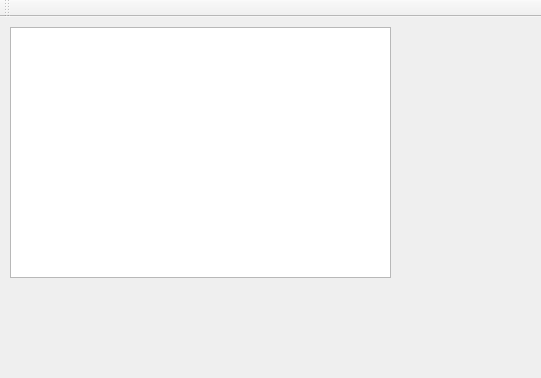
Before: the Qt Designer form src/mainwindow.ui in quepas/BodyOfYours, drawn with Qt 5; both pictures show x 0 to 541 and y 0 to 378 of the 780 by 378 pixel window.
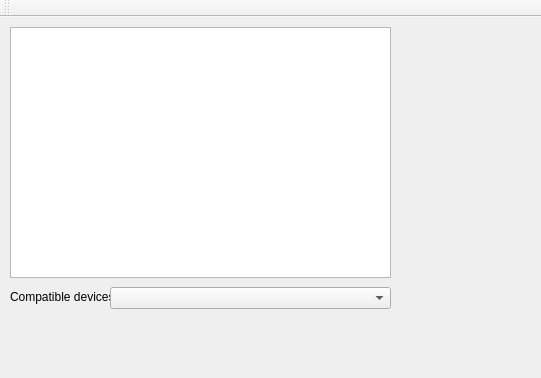
After: the same form once the commit is applied. Custom widgets are drawn as their Qt base class.

Commit message: Adding ComboBox for selecting device compatible with 3d scanning (OpenCL/Cuda/CPU etc.). Using Scanner3d class for now with Reme implementation.

Diff of the .ui file:
```diff
--- a/src/mainwindow.ui
+++ b/src/mainwindow.ui
@@ -34,6 +34,29 @@
      </rect>
     </property>
    </widget>
+   <widget class="QLabel" name="label">
+    <property name="geometry">
+     <rect>
+      <x>10</x>
+      <y>270</y>
+      <width>101</width>
+      <height>20</height>
+     </rect>
+    </property>
+    <property name="text">
+     <string>Compatible devices:</string>
+    </property>
+   </widget>
+   <widget class="QComboBox" name="combatibleDevicesComboBox">
+    <property name="geometry">
+     <rect>
+      <x>110</x>
+      <y>270</y>
+      <width>281</width>
+      <height>22</height>
+     </rect>
+    </property>
+   </widget>
   </widget>
   <widget class="QMenuBar" name="menuBar">
    <property name="geometry">
```
The commit also changes 2 other files.
